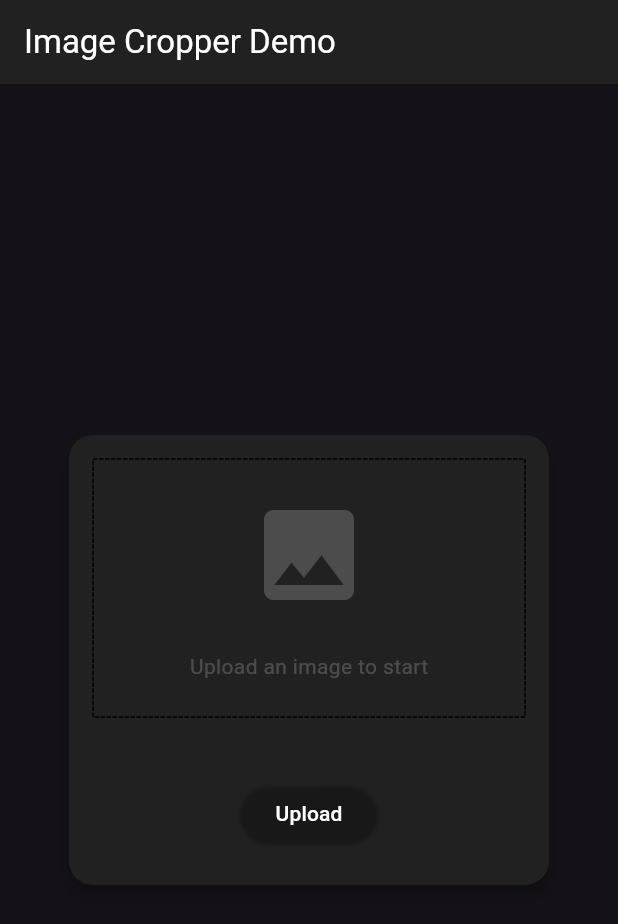
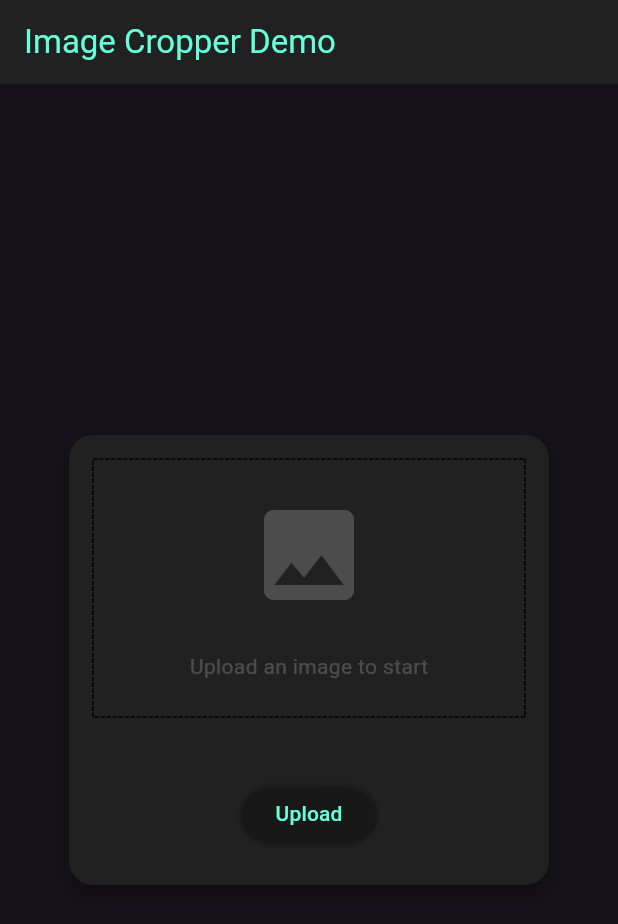
Before and after one commit to tudorilisoi/e4_ocr, a Flutter app: the screen it shows after launch, on a phone screen of 412 x 824 dp. Shown: the top 924 px of the screen. Run offline on Flutter 3.47's test engine with Material 3 defaults, Android fonts, the phone set to English and light mode, and no system bars; drawn by our look-alikes of dotted_border; our stand-ins replace image_cropper, image_picker; missing offline and left inert: google_mlkit_commons, google_mlkit_text_recognition.

Commit message:
WIP; stable
Signed-off-by: Tudor Ilisoi <tudorilisoi@yahoo.com>

```diff
--- a/lib/main.dart
+++ b/lib/main.dart
@@ -23,17 +23,17 @@ ThemeData darkTheme(Color baseColor) => ThemeData.dark().copyWith(
     primary: baseColor,
     secondary: baseColor.withOpacity(0.8),
     surface: Colors.grey[900]!,
-    onPrimary: Colors.white, // Text/icon color when on primary
-    onSecondary: Colors.white, // Text/icon color when on secondary
-    onSurface: Colors.white, // Default text/icon color
+    onPrimary: Colors.tealAccent, // Text/icon color when on primary
+    onSecondary: Colors.tealAccent, // Text/icon color when on secondary
+    onSurface: Colors.tealAccent, // Default text/icon color
   ),
   floatingActionButtonTheme: FloatingActionButtonThemeData(
     backgroundColor: baseColor,
-    foregroundColor: Colors.white, // Ensures icon is visible
+    foregroundColor: Colors.tealAccent, // Ensures icon is visible
   ),
   elevatedButtonTheme: ElevatedButtonThemeData(
     style: ElevatedButton.styleFrom(
-      foregroundColor: Colors.white,
+      foregroundColor: Colors.tealAccent,
       backgroundColor: baseColor,
     ),
   ),
@@ -249,7 +249,7 @@ class _HomePageState extends State<HomePage> {
                     _uploadImage();
                   },
                   style: ElevatedButton.styleFrom(
-                    foregroundColor: Colors.white,
+                    foregroundColor: Colors.tealAccent,
                   ),
                   child: const Text('Upload'),
                 ),
```
